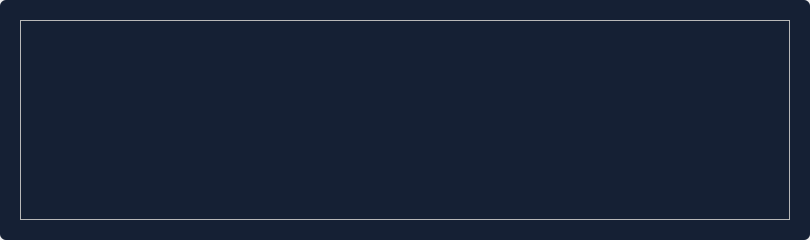
The window that banner/bannerTest.ui (KikyoShaw/QtWidgetsApplication) describes before a commit, drawn with Qt 5.
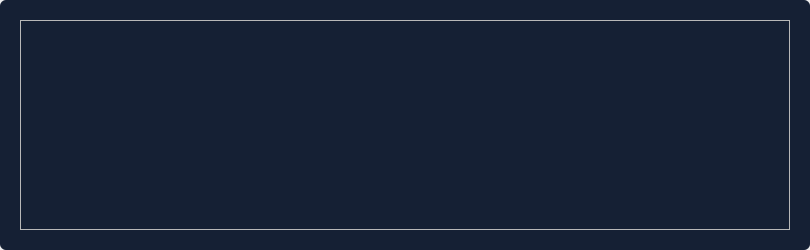
The same window after the commit.

Diff of the .ui file:
```diff
--- a/banner/bannerTest.ui
+++ b/banner/bannerTest.ui
@@ -7,7 +7,7 @@
     <x>0</x>
     <y>0</y>
     <width>810</width>
-    <height>240</height>
+    <height>250</height>
    </rect>
   </property>
   <property name="windowTitle">
@@ -34,13 +34,13 @@
      <property name="minimumSize">
       <size>
        <width>810</width>
-       <height>240</height>
+       <height>250</height>
       </size>
      </property>
      <property name="maximumSize">
       <size>
        <width>810</width>
-       <height>240</height>
+       <height>250</height>
       </size>
      </property>
      <property name="styleSheet">
@@ -77,13 +77,13 @@
         <property name="minimumSize">
          <size>
           <width>770</width>
-          <height>200</height>
+          <height>210</height>
          </size>
         </property>
         <property name="maximumSize">
          <size>
           <width>770</width>
-          <height>200</height>
+          <height>210</height>
          </size>
         </property>
         <property name="frameShape">
```
